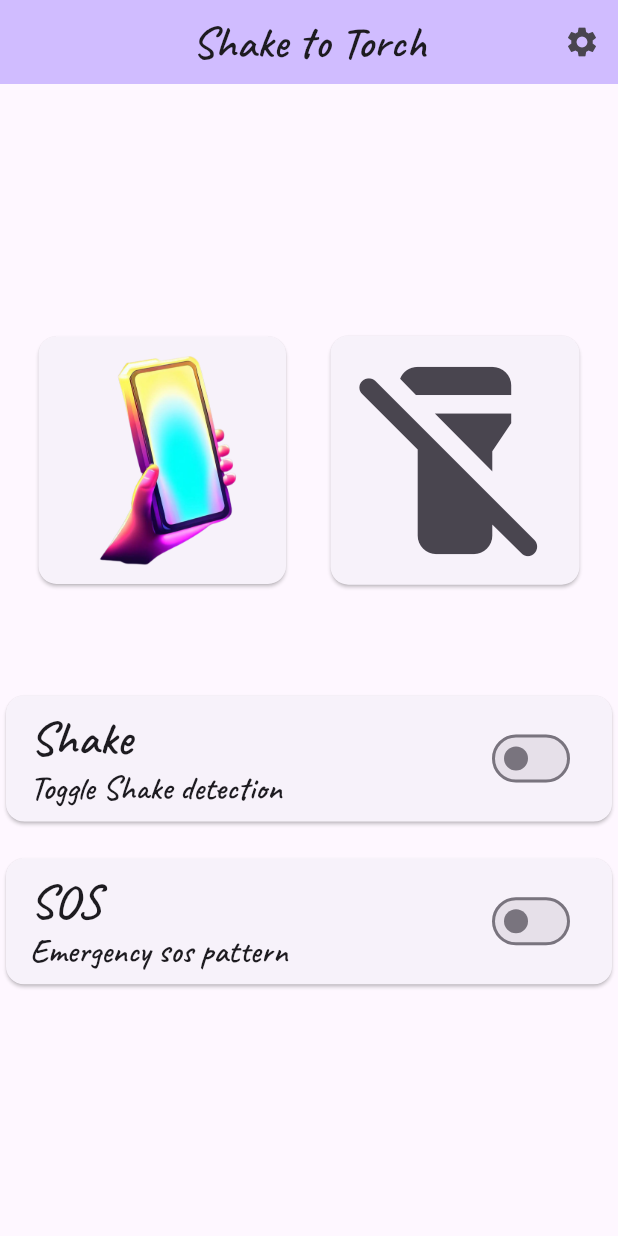
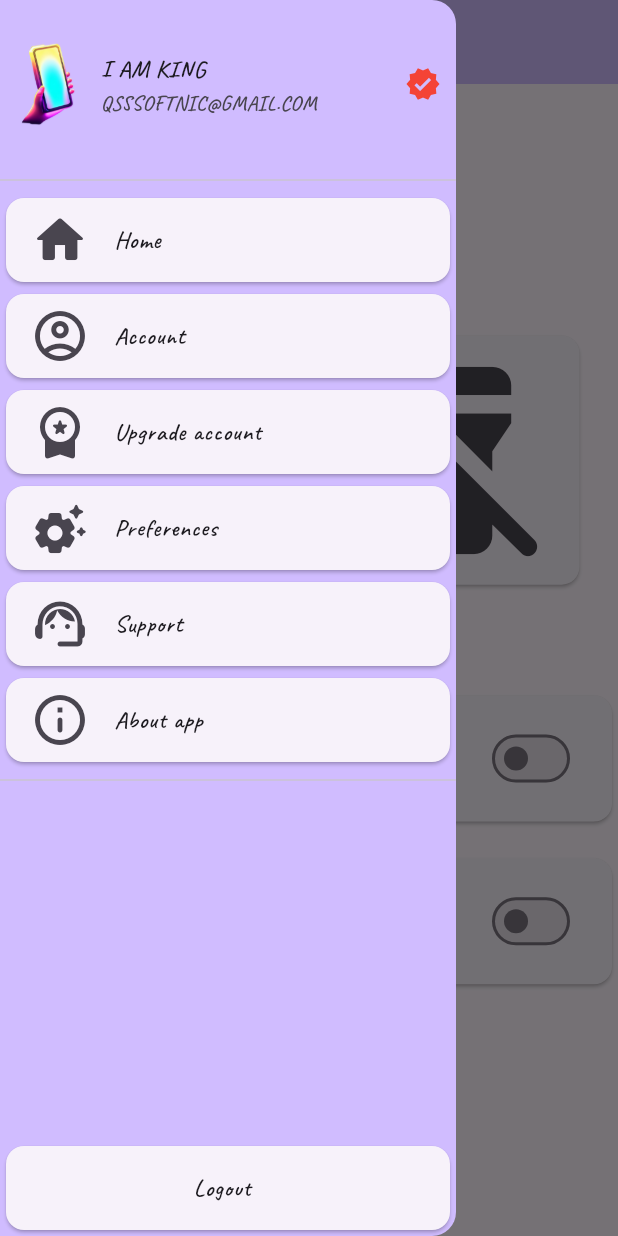
Before and after one commit to wizium/shake_torch, a Flutter app: the screen it shows after launch, with the side drawer open (before the commit the screen has no drawer), on a phone screen of 412 x 824 dp. Run offline on Flutter 3.47's test engine with Material 2 defaults, Android fonts, the phone set to English and light mode, and no system bars; drawn by our look-alikes of dynamic_color; our stand-ins replace device_info_plus, get, google_mobile_ads, permission_handler, shared_preferences, wakelock; missing offline and left inert: flex_color_picker, flutter_background_service, flutter_background_service_android, screen_brightness, shake, torch_controller; network calls fail.

Commit message:
new drawer added

```diff
--- a/lib/main.dart
+++ b/lib/main.dart
@@ -8,13 +8,17 @@ import 'Functions/terminated_run.dart';
 import 'screens/home.dart';
 import 'package:shared_preferences/shared_preferences.dart';
 import 'package:dynamic_color/dynamic_color.dart';
+
 late SharedPreferences sharedPreferences;
 void main() async {
   WidgetsFlutterBinding.ensureInitialized();
   await MobileAds.instance.initialize();
   await MobileAds.instance.updateRequestConfiguration(
     RequestConfiguration(
-      testDeviceIds: ["BDE42D866F9747015E725AA7C587A39D"],
+      testDeviceIds: [
+        "5429B0FE91986BF9E54DFF8EEB4BFE55",
+        "BDE42D866F9747015E725AA7C587A39D"
+      ],
     ),
   );
   await serviceInitializer();
--- a/lib/screens/home.dart
+++ b/lib/screens/home.dart
@@ -1,6 +1,7 @@
 // ignore_for_file: use_build_context_synchronously
 import 'package:flutter/material.dart';
 import 'package:google_mobile_ads/google_mobile_ads.dart';
+import 'package:shake_torch/widgets/Home_Drawer.dart';
 import '/Functions/alarm_permission.dart';
 import '/Functions/battery_optimization.dart';
 import '/Functions/notification_permission.dart';
@@ -10,6 +11,7 @@ import '/Functions/sos.dart';
 import '/Functions/terminated_run.dart';
 import 'screen_torch.dart';
 
+GlobalKey<ScaffoldState> scaffoldKey = GlobalKey<ScaffoldState>();
 bool isBackgroundOn = false;
 bool isSosOn = false;
 bool? isTorchOn = false;
@@ -44,7 +46,7 @@ class _HomePageState extends State<HomePage> {
   load() async {
     bannerAd = BannerAd(
       adUnitId: AdServices.bannerAdUnitId,
-      size: AdSize.banner,
+      size: AdSize.largeBanner,
       listener: BannerAdListener(
         onAdLoaded: (ad) {
           isLoaded = true;
@@ -62,26 +64,25 @@ class _HomePageState extends State<HomePage> {
   }
 
   @override
+  void dispose() {
+    bannerAd.dispose();
+    super.dispose();
+  }
+
+  @override
   Widget build(BuildContext context) {
     return Scaffold(
+      key: scaffoldKey,
+      drawer: const HomeDrawer(),
       appBar: AppBar(
-        actions: [
-          IconButton(
-            onPressed: () {
-              Navigator.push(
-                context,
-                MaterialPageRoute(
-                  builder: (context) {
-                    return const SettingsScreen();
-                  },
-                ),
-              );
-            },
-            icon: const Icon(
-              Icons.settings,
-            ),
+        leading: IconButton(
+          icon: const Icon(
+            Icons.menu_rounded,
           ),
-        ],
+          onPressed: () {
+            scaffoldKey.currentState!.openDrawer();
+          },
+        ),
         backgroundColor: Theme.of(context).colorScheme.inversePrimary,
         centerTitle: true,
         title: Text(
--- a/lib/screens/settings.dart
+++ b/lib/screens/settings.dart
@@ -32,7 +32,9 @@ class _SettingsScreenState extends State<SettingsScreen> {
           isLoaded = true;
           setState(() {});
         },
-        onAdFailedToLoad: (error) => debugPrint(error.message),
+        onAdFailedToLoad: (error) {
+          debugPrint(error.message);
+        },
       ),
     );
   }
@@ -42,7 +44,6 @@ class _SettingsScreenState extends State<SettingsScreen> {
     load();
     super.initState();
   }
-
   @override
   Widget build(BuildContext context) {
     return WillPopScope(
--- /dev/null
+++ b/lib/widgets/home_drawer.dart
@@ -0,0 +1,132 @@
+import 'package:flutter/material.dart';
+import 'package:get/route_manager.dart';
+import 'package:shake_torch/screens/settings.dart';
+
+class HomeDrawer extends StatefulWidget {
+  const HomeDrawer({super.key});
+
+  @override
+  State<HomeDrawer> createState() => HomeDrawerState();
+}
+
+class HomeDrawerState extends State<HomeDrawer> {
+  @override
+  Widget build(BuildContext context) {
+    return SafeArea(
+      child: Drawer(
+        backgroundColor: Theme.of(context).colorScheme.inversePrimary,
+        child: Column(
+          mainAxisAlignment: MainAxisAlignment.spaceBetween,
+          children: [
+            Column(
+              children: [
+                ListTile(
+                  contentPadding:
+                      const EdgeInsets.symmetric(vertical: 20, horizontal: 10),
+                  title: const Text("I AM KING"),
+                  subtitle: const Text(
+                    "QSSSOFTNIC@GMAIL.COM",
+                  ),
+                  trailing: const Icon(
+                    Icons.verified,
+                    color: Colors.red,
+                  ),
+                  onTap: () {},
+                  leading: const Image(
+                    height: 100,
+                    image: AssetImage(
+                      "assets/screenGlow.png",
+                    ),
+                  ),
+                ),
+                const Divider(),
+                Card(
+                  child: ListTile(
+                    leading: const Icon(
+                      Icons.home_rounded,
+                      size: 40,
+                    ),
+                    title: const Text("Home"),
+                    onTap: () {
+                      Navigator.pop(context);
+                    },
+                  ),
+                ),
+                Card(
+                  child: ListTile(
+                    leading: const Icon(
+                      Icons.account_circle_outlined,
+                      size: 40,
+                    ),
+                    title: const Text("Account"),
+                    onTap: () {
+                      Navigator.pop(context);
+                    },
+                  ),
+                ),
+                Card(
+                  child: ListTile(
+                    leading: const Icon(
+                      Icons.workspace_premium_rounded,
+                      size: 40,
+                    ),
+                    title: const Text("Upgrade account"),
+                    onTap: () {
+                      Navigator.pop(context);
+                    },
+                  ),
+                ),
+                Card(
+                  child: ListTile(
+                    leading: const Icon(
+                      Icons.settings_suggest_rounded,
+                      size: 40,
+                    ),
+                    title: const Text("Preferences"),
+                    onTap: () {
+                      Get.to(const SettingsScreen());
+                    },
+                  ),
+                ),
+                Card(
+                  child: ListTile(
+                    leading: const Icon(
+                      Icons.support_agent_rounded,
+                      size: 40,
+                    ),
+                    title: const Text("Support"),
+                    onTap: () {
+                      Navigator.pop(context);
+                    },
+                  ),
+                ),
+                Card(
+                  child: ListTile(
+                    leading: const Icon(
+                      Icons.info_outline_rounded,
+                      size: 40,
+                    ),
+                    title: const Text("About app"),
+                    onTap: () {
+                      Get.to(const SettingsScreen());
+                    },
+                  ),
+                ),
+                const Divider(),
+              ],
+            ),
+            const Card(
+              child: ListTile(
+                title: Center(
+                  child: Text(
+                    "Logout",
+                  ),
+                ),
+              ),
+            )
+          ],
+        ),
+      ),
+    );
+  }
+}
--- a/pubspec.yaml
+++ b/pubspec.yaml
@@ -16,7 +16,7 @@ publish_to: 'none' # Remove this line if you wish to publish to pub.dev
 # https://developer.apple.com/library/archive/documentation/General/Reference/InfoPlistKeyReference/Articles/CoreFoundationKeys.html
 # In Windows, build-name is used as the major, minor, and patch parts
 # of the product and file versions while build-number is used as the build suffix.
-version: 1.0.0+1
+version: 1.0.3+3
 
 environment:
   sdk: '>=3.0.6 <4.0.0'
@@ -48,6 +48,7 @@ dependencies:
   get: ^4.6.6
   google_mobile_ads:
   optimize_battery: ^0.0.4
+  in_app_purchase: ^3.1.10
 dev_dependencies:
   flutter_test:
     sdk: flutter
```
Also changed, not shown: pubspec.lock, 2 other files.
